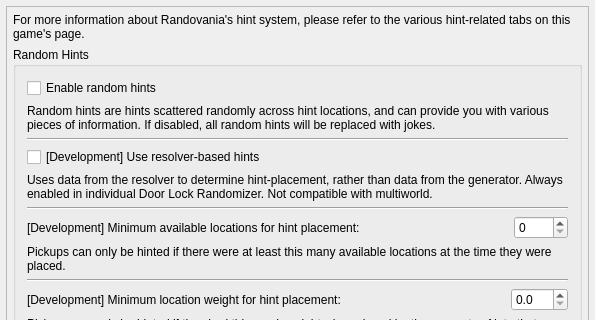
Above: randovania/gui/ui_files/preset_hints.ui from randovania/randovania before the change; both pictures show x 0 to 595 and y 0 to 320 of the 595 by 580 pixel window. Below: the same form after it.
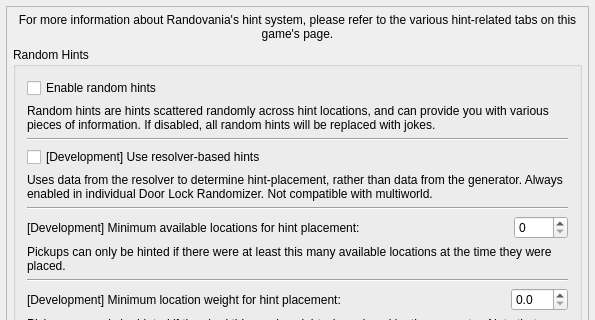
That is the form after the change.

Commit message: Fix changelog, add an extra hing page change

```diff
--- a/randovania/gui/ui_files/preset_hints.ui
+++ b/randovania/gui/ui_files/preset_hints.ui
@@ -42,7 +42,7 @@
        <property name="geometry">
         <rect>
          <x>0</x>
-         <y>-104</y>
+         <y>0</y>
          <width>567</width>
          <height>670</height>
         </rect>
@@ -74,6 +74,9 @@
           <property name="text">
            <string>For more information about Randovania's hint system, please refer to the various hint-related tabs on this game's page.</string>
           </property>
+          <property name="alignment">
+           <set>Qt::AlignmentFlag::AlignCenter</set>
+          </property>
           <property name="wordWrap">
            <bool>true</bool>
           </property>
```
The commit also changes 2 other files.
